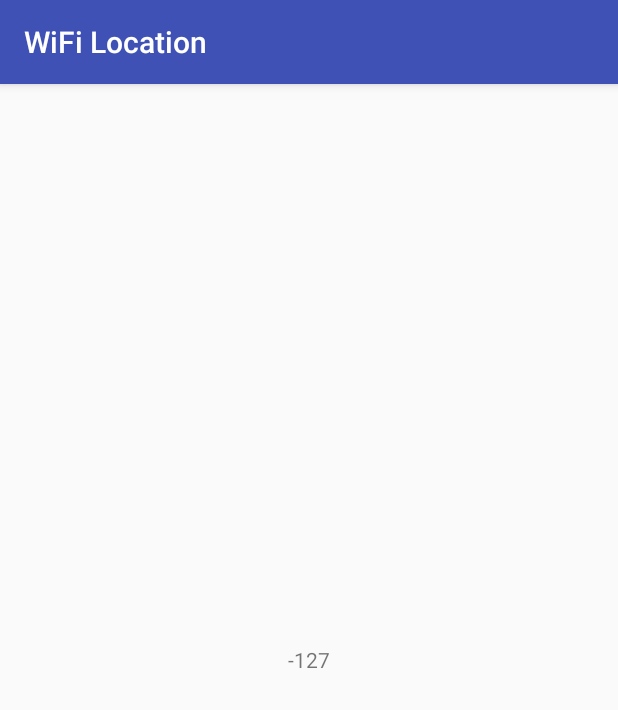
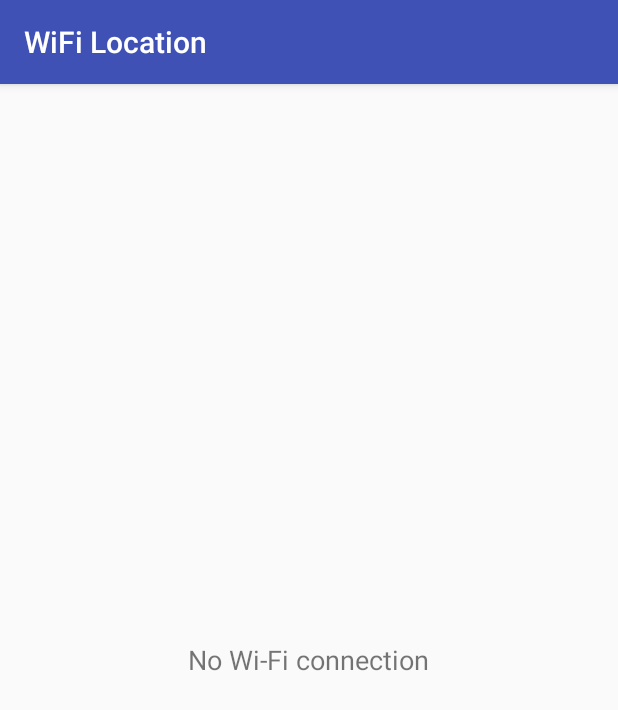
Before and after one commit to tologon/WiFi-Location, an Android app: the screen it shows after launch (WifiInformation), on a phone screen of 412 x 824 dp. Shown: the top 710 px of the screen. Run offline under Robolectric (Android 15) with nearby library versions, the phone set to English and light mode, and no system bars.

Commit message:
Add additional info about WiFi connection.

```diff
--- a/app/src/main/AndroidManifest.xml
+++ b/app/src/main/AndroidManifest.xml
@@ -3,6 +3,7 @@
     package="com.tologon.android.wifilocation">
     <uses-permission android:name="android.permission.ACCESS_WIFI_STATE"/>
     <uses-permission android:name="android.permission.INTERNET"/>
+    <uses-permission android:name="android.permission.ACCESS_NETWORK_STATE"/>
 
     <application
         android:allowBackup="true"
--- a/app/src/main/java/com/tologon/android/wifilocation/WifiInformation.java
+++ b/app/src/main/java/com/tologon/android/wifilocation/WifiInformation.java
@@ -1,6 +1,8 @@
 package com.tologon.android.wifilocation;
 
 import android.content.Context;
+import android.net.ConnectivityManager;
+import android.net.NetworkInfo;
 import android.net.wifi.WifiInfo;
 import android.net.wifi.WifiManager;
 import android.os.Bundle;
@@ -12,21 +14,41 @@ public class WifiInformation extends AppCompatActivity {
     private Handler mHandler;
     TextView WiFiView;
     Context context = this;
+    ConnectivityManager cm;
+    NetworkInfo activeNetwork;
 
     @Override
     protected void onCreate(Bundle savedInstanceState) {
         super.onCreate(savedInstanceState);
         setContentView(R.layout.activity_wifi_information);
         WiFiView = (TextView) findViewById(R.id.WiFiView);
+        setNetworkStatus();
 
         mHandler = new Handler();
         startRepeatingTask();
     }
 
-    public String getSignalStrength() {
+    public String getWiFiNetworkInfo() {
+        if(!networkStatus()) {
+            return "No Wi-Fi connection";
+        }
+
         WifiManager wifiManager = (WifiManager) context.getSystemService(Context.WIFI_SERVICE);
         WifiInfo wifiInfo = wifiManager.getConnectionInfo();
-        return String.valueOf(wifiInfo.getRssi());
+        StringBuilder sb = new StringBuilder();
+        String SSID = wifiInfo.getSSID().replace('\"', ' ');
+        int RSSI = wifiInfo.getRssi();
+        String AP_MAC = wifiInfo.getBSSID();
+        double frequency = wifiInfo.getFrequency() * 1.0 / 1000;
+        int speed = wifiInfo.getLinkSpeed();
+
+        sb.append("SSID:" + SSID + "\n");
+        sb.append("RSSI: " + RSSI + "\n");
+        sb.append("AP MAC: " + AP_MAC + "\n");
+        sb.append("Frequency: " + frequency + " GHz\n");
+        sb.append("Speed: " + speed + " Mbps\n");
+
+        return sb.toString();
     }
 
     @Override
@@ -41,19 +63,28 @@ public class WifiInformation extends AppCompatActivity {
         @Override
         public void run() {
             try {
-                String RSSI = getSignalStrength();
-                WiFiView.setText(RSSI);
+                String info = getWiFiNetworkInfo();
+                WiFiView.setText(info);
             } finally {
                 mHandler.postDelayed(mStatusChecker, mInterval);
             }
         }
     };
 
-    void startRepeatingTask() {
+    private void startRepeatingTask() {
         mStatusChecker.run();
     }
 
-    void stopRepeatingTask() {
+    private void stopRepeatingTask() {
         mHandler.removeCallbacks(mStatusChecker);
     }
+
+    private void setNetworkStatus() {
+        cm = (ConnectivityManager) context.getSystemService(Context.CONNECTIVITY_SERVICE);
+    }
+
+    private boolean networkStatus() {
+        activeNetwork = cm.getActiveNetworkInfo();
+        return activeNetwork != null && activeNetwork.getType() == ConnectivityManager.TYPE_WIFI;
+    }
 }
--- a/app/src/main/res/layout/activity_wifi_information.xml
+++ b/app/src/main/res/layout/activity_wifi_information.xml
@@ -16,5 +16,6 @@
         android:layout_height="wrap_content"
         android:text="@string/placeholder"
         android:layout_centerVertical="true"
-        android:layout_centerHorizontal="true" />
+        android:layout_centerHorizontal="true"
+        android:textSize="8pt"/>
 </RelativeLayout>
```
